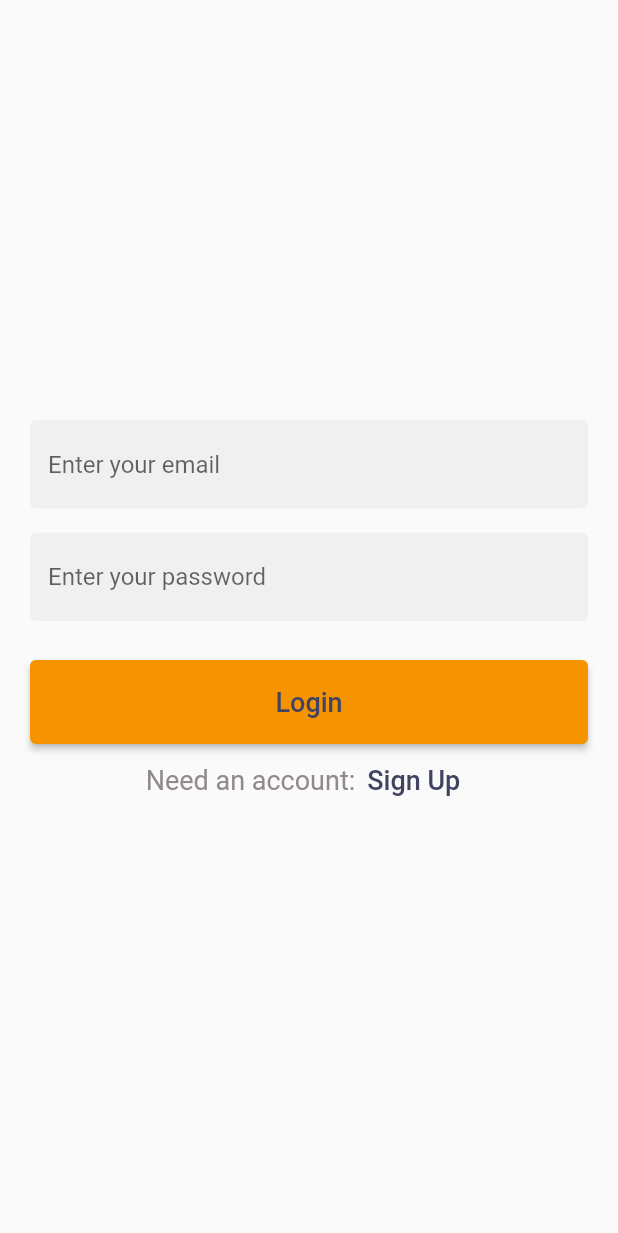
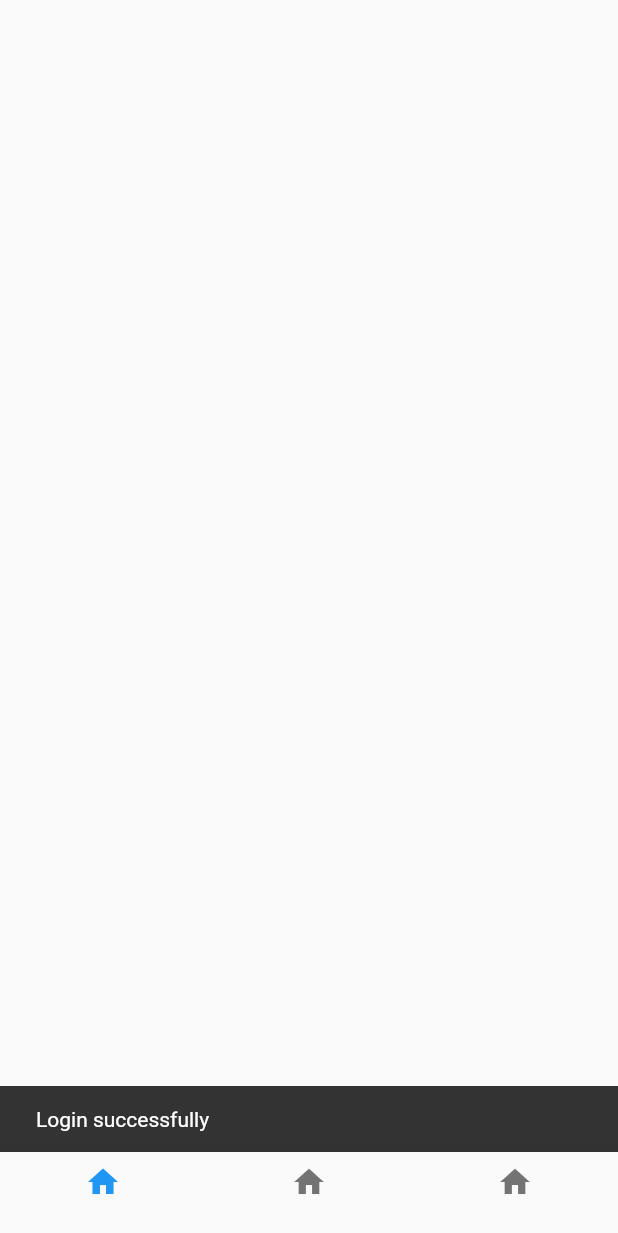
Before and after one commit to irisktaker/e-commerce-app, a Flutter app: the screen it shows after launch, after a tap on "Login", on a phone screen of 412 x 824 dp. Shown: the top 1233 px of the screen. Run offline on Flutter 3.47's test engine with Material 2 defaults, Android fonts, the phone set to English and light mode, and no system bars; our stand-ins replace cloud_firestore, firebase_auth, firebase_core, firebase_storage, image_picker; accounts and stored records are empty; network calls fail.

Commit message:
login method

```diff
--- a/lib/controllers/auth_controllers.dart
+++ b/lib/controllers/auth_controllers.dart
@@ -1,5 +1,6 @@
 import 'dart:typed_data';
 
+import 'package:flutter/material.dart';
 import 'package:image_picker/image_picker.dart';
 import 'package:firebase_auth/firebase_auth.dart';
 import 'package:ecommerce_app/utils/firebase.dart';
@@ -33,7 +34,7 @@ class AuthController {
 
   // function to sign up user
   Future<String> signUpUser(String fullName, String username, String email,
-      String password, Uint8List image) async {
+      String password, Uint8List? image) async {
     String res = 'some error occurred';
     try {
       if (fullName.isNotEmpty &&
@@ -44,8 +45,8 @@ class AuthController {
         //..
         UserCredential userCred =
             await firebaseAuth.createUserWithEmailAndPassword(
-          email: email,
-          password: password,
+          email: email.trim(),
+          password: password.trim(),
         );
 
         String downloadUrl = await _addImageToStorage(image);
@@ -60,7 +61,7 @@ class AuthController {
           'image': downloadUrl,
         });
 
-        print(userCred.user!.email);
+        // print(userCred.user!.email);
         res = 'success';
       } else {
         res = 'fields must not be empty';
@@ -70,4 +71,29 @@ class AuthController {
     }
     return res;
   }
+
+  // ###############################################
+  // function to login users
+  loginUser(String email, String password) async {
+    String res = 'some error occurred';
+    try {
+      if (email.isNotEmpty && password.isNotEmpty) {
+        await firebaseAuth.signInWithEmailAndPassword(
+            email: email, password: password);
+
+        res = 'success';
+        print('you are now logged in');
+      } else {
+        res = 'fields must not be empty';
+      }
+    } catch (e) {
+      res = e.toString();
+    }
+
+    return res;
+  }
 }
+
+showSnackBar(String content, BuildContext context) {
+  ScaffoldMessenger.of(context).showSnackBar(SnackBar(content: Text(content)));
+}
--- a/lib/main.dart
+++ b/lib/main.dart
@@ -25,7 +25,7 @@ class MyApp extends StatelessWidget {
       themeMode: ThemeMode.system,
       theme: lightThemeMode,
       darkTheme: darkThemeMode,
-      home: LoginScreen(),
+      home: const LoginScreen(),
     );
   }
 }
--- a/lib/views/screens/auth/login_screen.dart
+++ b/lib/views/screens/auth/login_screen.dart
@@ -1,13 +1,46 @@
+import 'package:flutter/material.dart';
+
+import 'package:ecommerce_app/views/screens/bottom_nva_bar.dart';
+import 'package:ecommerce_app/controllers/auth_controllers.dart';
 import 'package:ecommerce_app/views/screens/auth/register_screen.dart';
-import 'package:flutter/material.dart';
 
 import '/utils/constants/all_constants.dart';
 
-class LoginScreen extends StatelessWidget {
-  LoginScreen({Key? key}) : super(key: key);
+class LoginScreen extends StatefulWidget {
+  const LoginScreen({Key? key}) : super(key: key);
 
+  @override
+  State<LoginScreen> createState() => _LoginScreenState();
+}
+
+class _LoginScreenState extends State<LoginScreen> {
   final TextEditingController _emailController = TextEditingController();
   final TextEditingController _passwordController = TextEditingController();
+  bool _isLoading = false;
+
+  _loginUser() async {
+    setState(() => _isLoading = true);
+
+    String res = await AuthController().loginUser(
+      _emailController.text,
+      _passwordController.text,
+    );
+
+    res = 'success';
+    setState(() => _isLoading = false);
+
+    if (res != 'success') {
+      return showSnackBar(res, context);
+    } else {
+      showSnackBar('Login successfully', context);
+      return Navigator.pushReplacement(
+        context,
+        MaterialPageRoute(
+          builder: (context) => const MainBottomNavBar(),
+        ),
+      );
+    }
+  }
 
   @override
   Widget build(BuildContext context) {
@@ -16,7 +49,9 @@ class LoginScreen extends StatelessWidget {
     return GestureDetector(
       onTap: () => FocusScope.of(context).unfocus(),
       child: Scaffold(
-        body: Container(
+        body: _isLoading
+            ? const Center(child: CircularProgressIndicator())
+            : Container(
                 alignment: Alignment.center,
                 padding: const EdgeInsets.all(20),
                 child: SingleChildScrollView(
@@ -41,7 +76,9 @@ class LoginScreen extends StatelessWidget {
                       const SizedBox(height: 26),
                       ElevatedButton(
                         onPressed: () {
-                    print("You logged in");
+                          _loginUser();
+                          _emailController.clear();
+                          _passwordController.clear();
                         },
                         child: const Text(
                           "Login",
@@ -53,15 +90,16 @@ class LoginScreen extends StatelessWidget {
                         children: [
                           const Text(
                             "Need an account:",
-                      style:
-                          TextStyle(fontSize: 18, color: AppColors.lightGrey),
+                            style: TextStyle(
+                                fontSize: 18, color: AppColors.lightGrey),
                           ),
                           TextButton(
                             onPressed: () {
                               Navigator.push(
                                   context,
                                   MaterialPageRoute(
-                                builder: (context) => const RegisterScreen()));
+                                      builder: (context) =>
+                                          const RegisterScreen()));
                             },
                             child: const Text(
                               "Sign Up",
--- /dev/null
+++ b/lib/views/screens/bottom_nva_bar.dart
@@ -0,0 +1,18 @@
+import 'package:flutter/material.dart';
+
+class MainBottomNavBar extends StatelessWidget {
+  const MainBottomNavBar({Key? key}) : super(key: key);
+
+  @override
+  Widget build(BuildContext context) {
+    return Scaffold(
+      bottomNavigationBar: BottomNavigationBar(
+        items: [
+          BottomNavigationBarItem(icon: Icon(Icons.home), label: ''),
+          BottomNavigationBarItem(icon: Icon(Icons.home), label: ''),
+          BottomNavigationBarItem(icon: Icon(Icons.home), label: ''),
+        ],
+      ),
+    );
+  }
+}
```
Also changed, not shown: lib/views/screens/auth/register_screen.dart (+44 -14 lines). Lines whose indentation alone changed are shown as unchanged.
